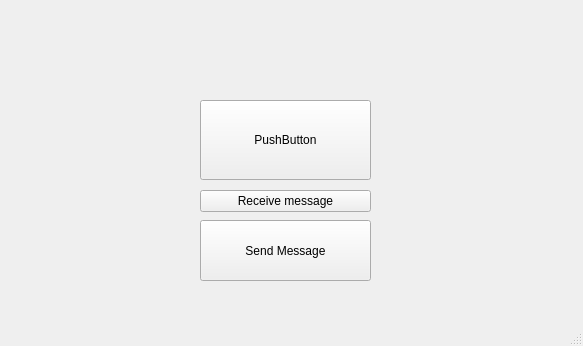
Old version of the form mainwindow.ui in the repository kkdlau/COMP2012H-OPERATION-H.
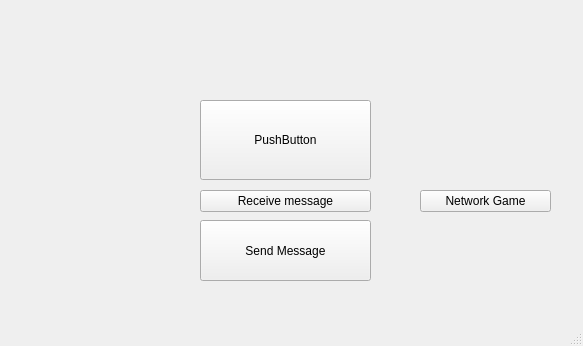
New version of the form.

Commit message: network page

The edit to the form file:
```diff
--- a/mainwindow.ui
+++ b/mainwindow.ui
@@ -71,6 +71,19 @@
      <string>Receive message</string>
     </property>
    </widget>
+   <widget class="QPushButton" name="pushButton_4">
+    <property name="geometry">
+     <rect>
+      <x>420</x>
+      <y>190</y>
+      <width>131</width>
+      <height>22</height>
+     </rect>
+    </property>
+    <property name="text">
+     <string>Network Game</string>
+    </property>
+   </widget>
   </widget>
   <widget class="QMenuBar" name="menubar">
    <property name="geometry">
```
The commit also changes 7 other files.
